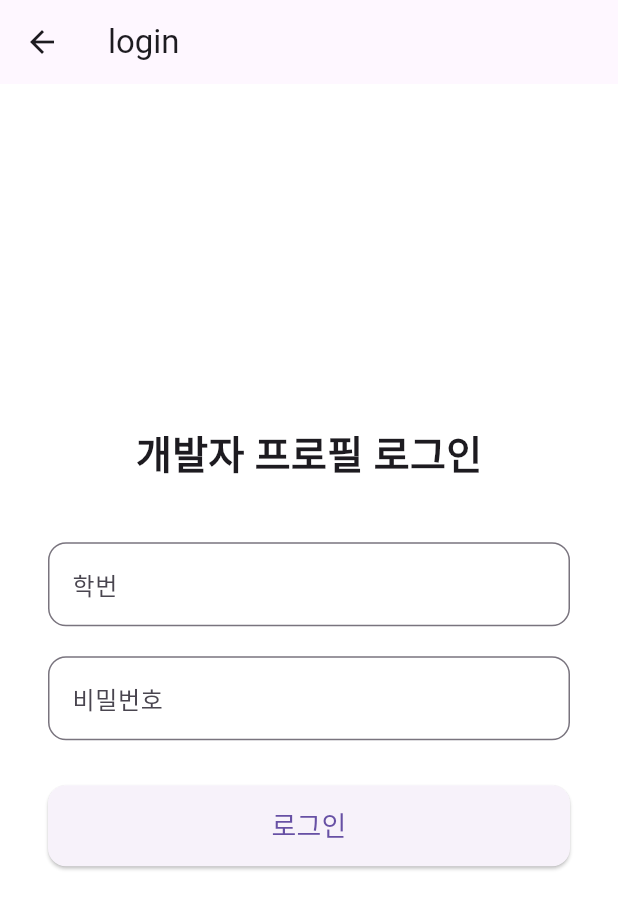
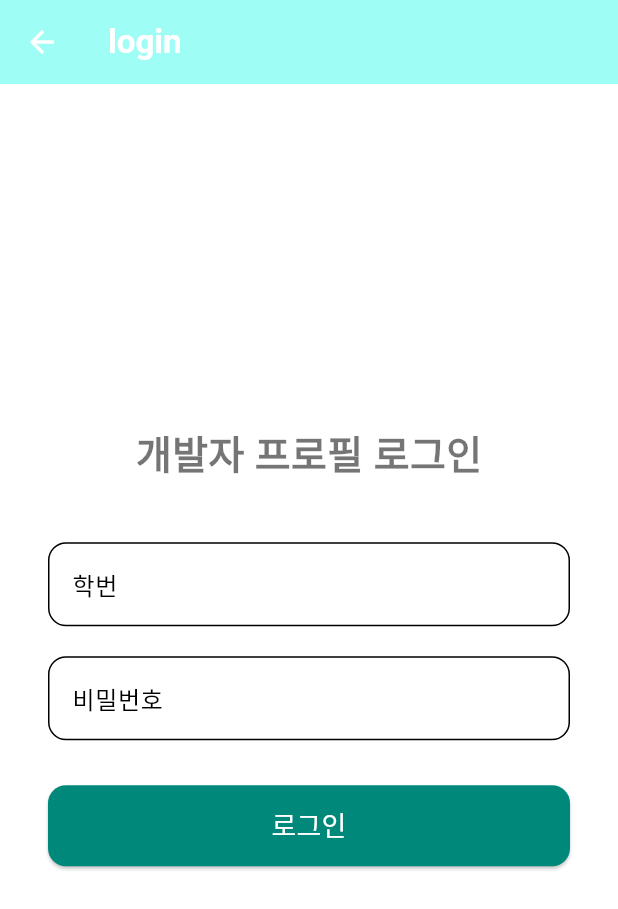
Before and after one commit to ooooo333i/team_mate, a Flutter app: the HomePage screen opened directly, after a tap on the "play arrow" icon, on a phone screen of 412 x 824 dp. Shown: the top 909 px of the screen. Run offline on Flutter 3.47's test engine with Material 3 defaults, Android fonts, the light colour scheme and no system bars.

Commit message:
some fixes

```diff
--- a/lib/route/home.dart
+++ b/lib/routes/home.dart
@@ -1,4 +1,5 @@
 import 'package:flutter/material.dart';
+import 'package:team_mate/components/listview.dart';
 
 class Home extends StatefulWidget {
   const Home({super.key});
@@ -17,7 +18,7 @@ class _HomeState extends State<Home> {
           onPressed: () {
             Navigator.pushNamed(context, '/loginpage');
           },
-          icon: const Icon(Icons.play_arrow),
+          icon: const Icon(Icons.account_box),
         ),
         actions: [
           IconButton(
@@ -28,6 +29,7 @@ class _HomeState extends State<Home> {
           ),
         ],
       ),
+      body: InfoListView(),
     );
   }
 }
--- a/lib/route/login_page.dart
+++ b/lib/routes/login_page.dart
@@ -1,4 +1,5 @@
 import 'package:flutter/material.dart';
+
 
 
 class LoginPage extends StatefulWidget {
@@ -22,12 +23,17 @@ class _LoginPageState extends State<LoginPage> {
     await Future.delayed(const Duration(seconds: 1));
 
     if (studentId.isNotEmpty && password.isNotEmpty) {
+      Navigator.pop(context);
       ScaffoldMessenger.of(context).showSnackBar(
+
         const SnackBar(content: Text('로그인 성공 (임시)')),
+
       );
     } else {
       ScaffoldMessenger.of(context).showSnackBar(
+
         const SnackBar(content: Text('학번과 비밀번호를 입력하세요')),
+
       );
     }
 
--- /dev/null
+++ b/lib/theme/app_theme.dart
@@ -0,0 +1,58 @@
+import 'package:flutter/material.dart';
+import 'color_schemes.dart';
+import 'text_theme.dart';
+
+class AppTheme {
+  // ☀️ 라이트 테마
+  static ThemeData lightTheme = ThemeData(
+    useMaterial3: true,
+    colorScheme: lightColorScheme,
+    scaffoldBackgroundColor: Colors.grey[100],
+
+    appBarTheme: AppBarTheme(
+      backgroundColor: Color.fromARGB(255, 158, 254, 245),
+      foregroundColor: Colors.white,
+      elevation: 0,
+    ),
+
+    textTheme: appTextTheme,
+
+    elevatedButtonTheme: ElevatedButtonThemeData(
+      style: ElevatedButton.styleFrom(
+        backgroundColor: lightColorScheme.primary,
+        foregroundColor: Colors.white,
+        shape: RoundedRectangleBorder(
+          borderRadius: BorderRadius.circular(12),
+        ),
+      ),
+    ),
+
+    // ✅ 카드 기본 스타일
+    cardTheme: const CardThemeData(
+      color: Colors.white,
+      elevation: 4,
+      shadowColor: Colors.black26,
+      shape: RoundedRectangleBorder(
+        borderRadius: BorderRadius.all(Radius.circular(16)),
+      ),
+      margin: EdgeInsets.symmetric(horizontal: 12, vertical: 8),
+    ),
+  );
+
+  // 🌙 다크 테마
+  static ThemeData darkTheme = ThemeData(
+    useMaterial3: true,
+    colorScheme: darkColorScheme,
+    scaffoldBackgroundColor: Colors.grey[900],
+    textTheme: appTextTheme.apply(bodyColor: Colors.white),
+    cardTheme: const CardThemeData(
+      color: Color(0xFF1E1E1E),
+      elevation: 2,
+      shadowColor: Colors.black45,
+      shape: RoundedRectangleBorder(
+        borderRadius: BorderRadius.all(Radius.circular(16)),
+      ),
+      margin: EdgeInsets.symmetric(horizontal: 12, vertical: 8),
+    ),
+  );
+}
--- /dev/null
+++ b/lib/theme/color_schemes.dart
@@ -0,0 +1,25 @@
+import 'package:flutter/material.dart';
+
+const lightColorScheme = ColorScheme(
+  brightness: Brightness.light,
+  primary: Color(0xFF00897B),
+  onPrimary: Colors.white,
+  secondary: Color(0xFF26A69A),
+  onSecondary: Colors.white,
+  error: Color(0xFFD32F2F),
+  onError: Colors.white,
+  surface: Colors.white,
+  onSurface: Colors.black,
+);
+
+const darkColorScheme = ColorScheme(
+  brightness: Brightness.dark,
+  primary: Color(0xFF4DB6AC),
+  onPrimary: Colors.black,
+  secondary: Color(0xFF80CBC4),
+  onSecondary: Colors.black,
+  error: Color(0xFFEF5350),
+  onError: Colors.black,
+  surface: Color(0xFF1E1E1E),
+  onSurface: Colors.white,
+);
--- /dev/null
+++ b/lib/theme/text_theme.dart
@@ -0,0 +1,7 @@
+import 'package:flutter/material.dart';
+
+const appTextTheme = TextTheme(
+  titleLarge: TextStyle(fontSize: 22, fontWeight: FontWeight.bold),
+  bodyLarge: TextStyle(fontSize: 16, color: Colors.black87),
+  bodyMedium: TextStyle(fontSize: 14, color: Colors.black54),
+);
```
Also changed, not shown: lib/components/info_container.dart (+70 -8 lines), lib/components/listview.dart (+47 -5 lines), lib/main.dart (+8 -5 lines), lib/routes/info_page.dart (renamed from lib/route/info_page.dart), lib/routes/info_setting.dart (renamed from lib/route/info_setting.dart), 1 other file.
